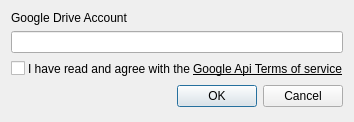
The window that settings.ui (enricofer/gdrive_provider) describes before a commit, drawn with Qt 5.
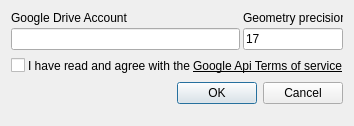
The same window after the commit.

Commit message: geometry precision support

```diff
--- a/settings.ui
+++ b/settings.ui
@@ -6,8 +6,8 @@
    <rect>
     <x>0</x>
     <y>0</y>
-    <width>326</width>
-    <height>122</height>
+    <width>327</width>
+    <height>126</height>
    </rect>
   </property>
   <property name="windowTitle">
@@ -17,7 +17,20 @@
    <item>
     <layout class="QVBoxLayout" name="verticalLayout">
      <item>
-      <widget class="QLabel" name="label">
+      <layout class="QHBoxLayout" name="horizontalLayout_2">
+       <property name="spacing">
+        <number>3</number>
+       </property>
+       <item>
+        <layout class="QVBoxLayout" name="verticalLayout_4">
+         <item>
+          <widget class="QLabel" name="gdriveAccount_label">
+           <property name="sizePolicy">
+            <sizepolicy hsizetype="Expanding" vsizetype="Preferred">
+             <horstretch>0</horstretch>
+             <verstretch>0</verstretch>
+            </sizepolicy>
+           </property>
        <property name="text">
         <string>Google Drive Account</string>
        </property>
@@ -29,6 +42,55 @@
         <bool>false</bool>
        </property>
       </widget>
+         </item>
+        </layout>
+       </item>
+       <item>
+        <layout class="QVBoxLayout" name="verticalLayout_5">
+         <item>
+          <widget class="QLabel" name="label">
+           <property name="sizePolicy">
+            <sizepolicy hsizetype="Minimum" vsizetype="Preferred">
+             <horstretch>0</horstretch>
+             <verstretch>0</verstretch>
+            </sizepolicy>
+           </property>
+           <property name="maximumSize">
+            <size>
+             <width>100</width>
+             <height>16777215</height>
+            </size>
+           </property>
+           <property name="text">
+            <string>Geometry precision</string>
+           </property>
+          </widget>
+         </item>
+         <item>
+          <widget class="QLineEdit" name="precision">
+           <property name="sizePolicy">
+            <sizepolicy hsizetype="Minimum" vsizetype="Fixed">
+             <horstretch>0</horstretch>
+             <verstretch>0</verstretch>
+            </sizepolicy>
+           </property>
+           <property name="maximumSize">
+            <size>
+             <width>100</width>
+             <height>16777215</height>
+            </size>
+           </property>
+           <property name="text">
+            <string>17</string>
+           </property>
+           <property name="maxLength">
+            <number>2</number>
+           </property>
+          </widget>
+         </item>
+        </layout>
+       </item>
+      </layout>
      </item>
      <item>
       <layout class="QHBoxLayout" name="horizontalLayout">
```
Lines whose indentation alone changed are shown as unchanged. The commit also changes 4 other files.
